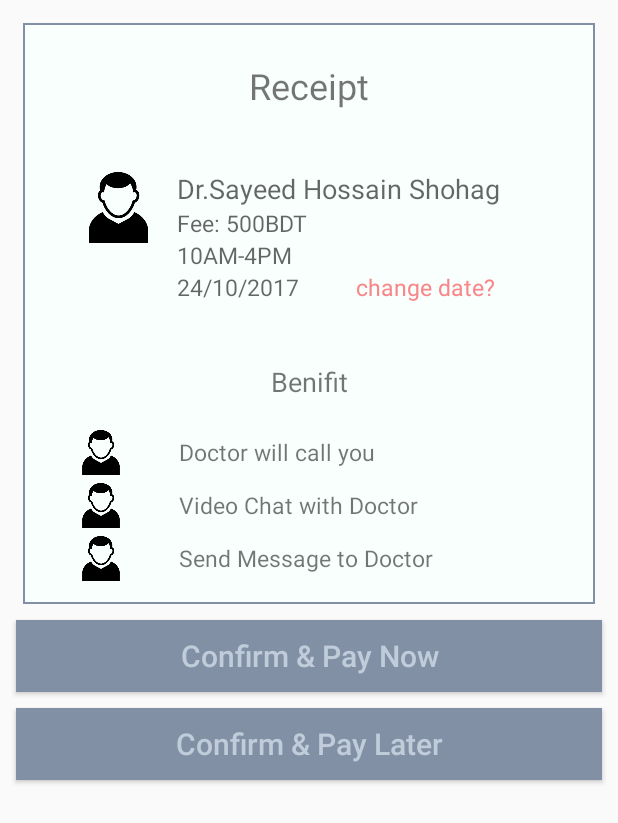
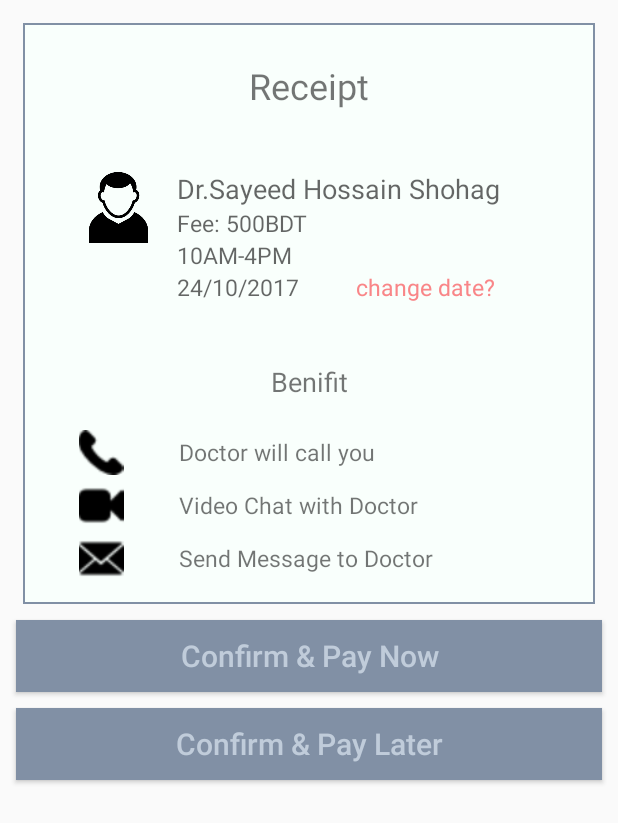
Before and after one commit to RamzanTingku/DakterBariTest, an Android app: the layout receipt.xml on its own in the app's theme, with its tools: preview values and no code run, on a phone screen of 412 x 824 dp. Shown: the top 823 px of the screen. Run offline under Robolectric (Android 15) with nearby library versions, the phone set to English and light mode, and no system bars.

Commit message:
Initially completed UI

```diff
--- a/app/src/main/res/layout/receipt.xml
+++ b/app/src/main/res/layout/receipt.xml
@@ -119,7 +119,7 @@
                 android:layout_height="30dp"
                 android:layout_marginRight="20dp"
                 android:layout_weight="1"
-                android:src="@drawable/doctor" />
+                android:src="@drawable/call" />
 
             <TextView
                 android:id="@+id/tv_call_from_doc"
@@ -147,7 +147,7 @@
                 android:layout_height="30dp"
                 android:layout_marginRight="20dp"
                 android:layout_weight="1"
-                android:src="@drawable/doctor" />
+                android:src="@drawable/vidcall" />
 
             <TextView
                 android:id="@+id/tv_vid_chat"
@@ -174,7 +174,7 @@
                 android:layout_height="30dp"
                 android:layout_marginRight="20dp"
                 android:layout_weight="1"
-                android:src="@drawable/doctor" />
+                android:src="@drawable/msg" />
 
             <TextView
                 android:id="@+id/tv_msg"
```
Also changed, not shown: app/src/main/res/drawable-v21/msg.png (added), app/src/main/res/drawable-v21/vidcall.png (added).
